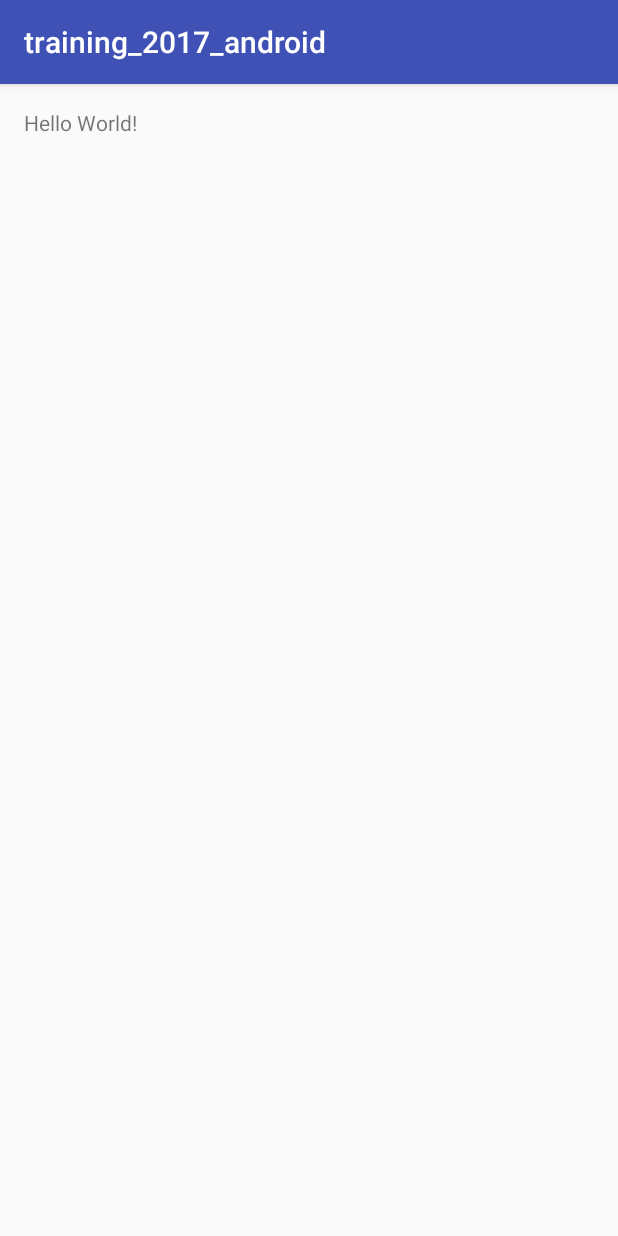
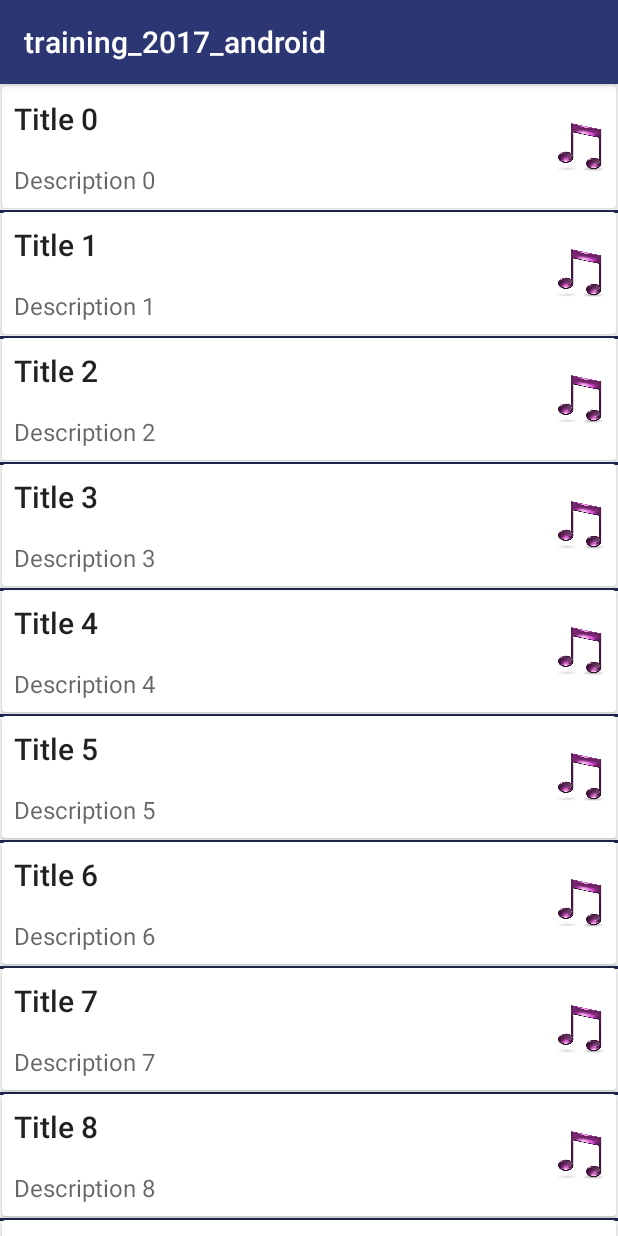
Before and after one commit to MaksimKirko/training_2017_android, an Android app: the screen it shows after launch (MainActivity), on a phone screen of 412 x 824 dp. Run offline under Robolectric (Android 15) with nearby library versions, the phone set to English and light mode, and no system bars.

Commit message:
sprint 2 started; added recycler view with adapter, itemDecoration(music list example)

```diff
--- a/app/build.gradle
+++ b/app/build.gradle
@@ -26,4 +26,6 @@ dependencies {
     })
     compile 'com.android.support:appcompat-v7:25.0.1'
     testCompile 'junit:junit:4.12'
+    compile 'com.android.support:recyclerview-v7:25.0.1'
+    compile 'com.android.support:cardview-v7:25.0.1'
 }
--- /dev/null
+++ b/app/src/main/java/com/github/maximkirko/training_2017_android/DividerItemDecoration.java
@@ -0,0 +1,47 @@
+package com.github.maximkirko.training_2017_android;
+
+import android.content.Context;
+import android.content.res.TypedArray;
+import android.graphics.Canvas;
+import android.graphics.drawable.Drawable;
+import android.support.v4.content.ContextCompat;
+import android.support.v7.widget.RecyclerView;
+import android.view.View;
+
+public class DividerItemDecoration extends RecyclerView.ItemDecoration {
+
+    private static final int[] ATTRS = new int[]{android.R.attr.listDivider};
+
+    private Drawable divider;
+
+    public DividerItemDecoration(Context context) {
+        final TypedArray styledAttributes = context.obtainStyledAttributes(ATTRS);
+        divider = styledAttributes.getDrawable(0);
+        styledAttributes.recycle();
+    }
+
+    public DividerItemDecoration(Context context, int resId) {
+        divider = ContextCompat.getDrawable(context, resId);
+    }
+
+    @Override
+    public void onDraw(Canvas c, RecyclerView parent, RecyclerView.State state) {
+
+        int left = parent.getPaddingLeft();
+        int right = parent.getWidth() - parent.getPaddingRight();
+
+        int childCount = parent.getChildCount();
+        for (int i = 0; i < childCount; i++) {
+            View child = parent.getChildAt(i);
+
+            RecyclerView.LayoutParams params = (RecyclerView.LayoutParams) child.getLayoutParams();
+
+            int top = child.getBottom() + params.bottomMargin;
+            int bottom = top + divider.getIntrinsicHeight();
+
+            divider.setBounds(left, top, right, bottom);
+            divider.draw(c);
+        }
+    }
+
+}
--- a/app/src/main/java/com/github/maximkirko/training_2017_android/MainActivity.java
+++ b/app/src/main/java/com/github/maximkirko/training_2017_android/MainActivity.java
@@ -1,13 +1,62 @@
 package com.github.maximkirko.training_2017_android;
 
+import android.content.Intent;
+import android.os.Bundle;
 import android.support.v7.app.AppCompatActivity;
-import android.os.Bundle;
+import android.support.v7.widget.LinearLayoutManager;
+import android.support.v7.widget.RecyclerView;
+import android.view.View;
+
+import java.util.List;
 
 public class MainActivity extends AppCompatActivity {
+
+    private RecyclerView musicRecyclerView;
+    private RecyclerView.Adapter recyclerViewAdapter;
+    private RecyclerView.LayoutManager layoutManager;
+    private RecyclerView.ItemDecoration itemDecoration;
+
+    private List<Song> music;
+
+    public View.OnClickListener onMusicRecyclerViewClickListener = new View.OnClickListener() {
+        @Override
+        public void onClick(View view) {
+            int itemPosition = musicRecyclerView.getChildLayoutPosition(view);
+            Song song = music.get(itemPosition);
+            Intent intent = new Intent(MainActivity.this, SongActivity.class);
+            //setIntentExtras(intent);
+            startActivity(intent);
+        }
+    };
 
     @Override
     protected void onCreate(Bundle savedInstanceState) {
         super.onCreate(savedInstanceState);
         setContentView(R.layout.activity_main);
+
+        initAdapter();
+        initItemDecoration();
+        initRecyclerView();
     }
+
+    private void initAdapter() {
+        music = Song.getSongsList();
+        recyclerViewAdapter = new MusicRecyclerViewAdapter(music, onMusicRecyclerViewClickListener);
+    }
+
+    private void initItemDecoration() {
+        itemDecoration = new DividerItemDecoration(this, R.drawable.divider);
+    }
+
+    private void initRecyclerView() {
+
+        layoutManager = new LinearLayoutManager(this);
+
+        musicRecyclerView = (RecyclerView) findViewById(R.id.music_recycler_view);
+        musicRecyclerView.setLayoutManager(layoutManager);
+        musicRecyclerView.setHasFixedSize(true);
+        musicRecyclerView.addItemDecoration(itemDecoration);
+        musicRecyclerView.setAdapter(recyclerViewAdapter);
+    }
+
 }
--- /dev/null
+++ b/app/src/main/java/com/github/maximkirko/training_2017_android/MusicRecyclerViewAdapter.java
@@ -0,0 +1,69 @@
+package com.github.maximkirko.training_2017_android;
+
+import android.support.v7.widget.RecyclerView;
+import android.view.LayoutInflater;
+import android.view.View;
+import android.view.ViewGroup;
+import android.widget.ImageView;
+import android.widget.TextView;
+
+import java.util.List;
+
+/**
+ * Created by MadMax on 25.12.2016.
+ */
+
+public class MusicRecyclerViewAdapter extends RecyclerView.Adapter<MusicRecyclerViewAdapter.SongViewHolder> {
+
+    private List<Song> music;
+    private RecyclerView recyclerView;
+    private View.OnClickListener onClickListener;
+
+    public static class SongViewHolder extends RecyclerView.ViewHolder {
+
+        public TextView title;
+        public TextView description;
+        public ImageView imageView;
+
+        public SongViewHolder(View itemView) {
+            super(itemView);
+            title = (TextView) itemView.findViewById(R.id.item_title);
+            description = (TextView) itemView.findViewById(R.id.item_desription);
+            imageView = (ImageView) itemView.findViewById(R.id.item_image);
+        }
+    }
+
+    public MusicRecyclerViewAdapter(List<Song> music, View.OnClickListener onClickListener) {
+        this.music = music;
+        this.onClickListener = onClickListener;
+    }
+
+    @Override
+    public SongViewHolder onCreateViewHolder(ViewGroup viewGroup, int viewType) {
+
+        View v = LayoutInflater.from(viewGroup.getContext())
+                .inflate(R.layout.music_recycler_view_item, viewGroup, false);
+        v.setOnClickListener(onClickListener);
+        SongViewHolder svh = new SongViewHolder(v);
+
+        return svh;
+    }
+
+    @Override
+    public void onBindViewHolder(SongViewHolder songViewHolder, int position) {
+        songViewHolder.title.setText(music.get(position).getTitle());
+        songViewHolder.description.setText(music.get(position).getDescription());
+        songViewHolder.imageView.setImageResource(music.get(position).getImageId());
+    }
+
+    //TODO google it!
+    @Override
+    public void onAttachedToRecyclerView(RecyclerView recyclerView) {
+        super.onAttachedToRecyclerView(recyclerView);
+    }
+
+    @Override
+    public int getItemCount() {
+        return music.size();
+    }
+}
--- /dev/null
+++ b/app/src/main/java/com/github/maximkirko/training_2017_android/Song.java
@@ -0,0 +1,64 @@
+package com.github.maximkirko.training_2017_android;
+
+import java.util.ArrayList;
+import java.util.List;
+
+/**
+ * Created by MadMax on 25.12.2016.
+ */
+
+public class Song {
+
+    private String title;
+    private String description;
+    private int imageId;
+
+    public String getTitle() {
+        return title;
+    }
+
+    public void setTitle(String title) {
+        this.title = title;
+    }
+
+    public String getDescription() {
+        return description;
+    }
+
+    public void setDescription(String description) {
+        this.description = description;
+    }
+
+    public int getImageId() {
+        return imageId;
+    }
+
+    public void setImageId(int imageId) {
+        this.imageId = imageId;
+    }
+
+    @Override
+    public String toString() {
+        return "Song{" +
+                "title='" + title + '\'' +
+                ", description='" + description + '\'' +
+                ", imageId=" + imageId +
+                '}';
+    }
+
+    public static List<Song> getSongsList() {
+
+        List<Song> songs = new ArrayList<>();
+
+        for (int i = 0; i < 30; i++) {
+            Song song = new Song();
+            song.setTitle("Title " + i);
+            song.setDescription("Description " + i);
+            song.setImageId(R.drawable.rv_item_image_default);
+            songs.add(song);
+        }
+
+        return songs;
+    }
+
+}
--- /dev/null
+++ b/app/src/main/java/com/github/maximkirko/training_2017_android/SongActivity.java
@@ -0,0 +1,18 @@
+package com.github.maximkirko.training_2017_android;
+
+import android.os.Bundle;
+import android.support.v7.app.AppCompatActivity;
+
+/**
+ * Created by MadMax on 25.12.2016.
+ */
+
+public class SongActivity extends AppCompatActivity {
+
+    @Override
+    protected void onCreate(Bundle savedInstanceState) {
+        super.onCreate(savedInstanceState);
+        setContentView(R.layout.song_activity);
+
+    }
+}
--- a/app/src/main/res/layout/activity_main.xml
+++ b/app/src/main/res/layout/activity_main.xml
@@ -1,17 +1,16 @@
 <?xml version="1.0" encoding="utf-8"?>
-<RelativeLayout xmlns:android="http://schemas.android.com/apk/res/android"
+<LinearLayout xmlns:android="http://schemas.android.com/apk/res/android"
     xmlns:tools="http://schemas.android.com/tools"
     android:id="@+id/activity_main"
     android:layout_width="match_parent"
     android:layout_height="match_parent"
-    android:paddingBottom="@dimen/activity_vertical_margin"
-    android:paddingLeft="@dimen/activity_horizontal_margin"
-    android:paddingRight="@dimen/activity_horizontal_margin"
-    android:paddingTop="@dimen/activity_vertical_margin"
+    android:orientation="vertical"
     tools:context="com.github.maximkirko.training_2017_android.MainActivity">
 
-    <TextView
-        android:layout_width="wrap_content"
-        android:layout_height="wrap_content"
-        android:text="Hello World!" />
-</RelativeLayout>
+    <android.support.v7.widget.RecyclerView
+        android:id="@+id/music_recycler_view"
+        android:layout_width="match_parent"
+        android:layout_height="match_parent"
+        android:scrollbars="vertical" />
+
+</LinearLayout>
--- /dev/null
+++ b/app/src/main/res/layout/music_recycler_view_item.xml
@@ -0,0 +1,44 @@
+<?xml version="1.0" encoding="utf-8"?>
+
+<android.support.v7.widget.CardView xmlns:android="http://schemas.android.com/apk/res/android"
+    style="@style/CardView.Light"
+    android:id="@+id/card_song"
+    android:layout_width="match_parent"
+    android:layout_height="wrap_content"
+    android:layout_margin="@dimen/music_recycler_view_item_card_layout_margin">
+
+    <RelativeLayout xmlns:android="http://schemas.android.com/apk/res/android"
+        android:layout_width="match_parent"
+        android:layout_height="wrap_content">
+
+        <TextView
+            style="@style/TextAppearance.AppCompat.Title"
+            android:id="@+id/item_title"
+            android:layout_width="wrap_content"
+            android:layout_height="wrap_content"
+            android:layout_alignParentLeft="true"
+            android:layout_margin="@dimen/music_recycler_view_item_title_margin"
+            android:text="Title" />
+
+        <TextView
+            style="@style/Base.TextAppearance.AppCompat.Widget.ActionMode.Subtitle"
+            android:id="@+id/item_desription"
+            android:layout_width="wrap_content"
+            android:layout_height="wrap_content"
+            android:layout_alignParentLeft="true"
+            android:layout_below="@+id/item_title"
+            android:layout_margin="@dimen/music_recycler_view_item_desctiption_margin"
+            android:text="Description" />
+
+        <ImageView
+            android:id="@+id/item_image"
+            android:layout_width="@dimen/music_recycler_view_item_image_width"
+            android:layout_height="@dimen/music_recycler_view_item_image_height"
+            android:layout_alignParentRight="true"
+            android:layout_centerVertical="true"
+            android:layout_margin="@dimen/music_recycler_view_item_image_margin"
+            android:src="@drawable/rv_item_image_default" />
+
+    </RelativeLayout>
+
+</android.support.v7.widget.CardView>
--- /dev/null
+++ b/app/src/main/res/layout/song_activity.xml
@@ -0,0 +1,32 @@
+<?xml version="1.0" encoding="utf-8"?>
+<LinearLayout xmlns:android="http://schemas.android.com/apk/res/android"
+    android:layout_width="match_parent"
+    android:layout_height="match_parent"
+    android:orientation="vertical"
+    android:paddingTop="@dimen/song_activity_padding_top">
+
+    <TextView
+        android:id="@+id/song_activity_title"
+        style="@style/TextAppearance.AppCompat.Title"
+        android:layout_width="match_parent"
+        android:layout_height="wrap_content"
+        android:layout_margin="@dimen/music_recycler_view_item_title_margin"
+        android:text="Title" />
+
+    <TextView
+        android:id="@+id/song_activity_description"
+        style="@style/Base.TextAppearance.AppCompat.Widget.ActionMode.Subtitle"
+        android:layout_width="match_parent"
+        android:layout_height="wrap_content"
+        android:layout_margin="@dimen/music_recycler_view_item_desctiption_margin"
+        android:text="Description" />
+
+    <ImageView
+        android:id="@+id/item_image"
+        android:layout_width="@dimen/song_activity_image_height"
+        android:layout_height="@dimen/song_activity_image_width"
+        android:layout_margin="@dimen/music_recycler_view_item_image_margin"
+        android:layout_gravity="center_horizontal"
+        android:src="@drawable/rv_item_image_default" />
+
+</LinearLayout>
--- a/app/src/main/res/values/colors.xml
+++ b/app/src/main/res/values/colors.xml
@@ -1,6 +1,6 @@
 <?xml version="1.0" encoding="utf-8"?>
 <resources>
-    <color name="colorPrimary">#3F51B5</color>
-    <color name="colorPrimaryDark">#303F9F</color>
-    <color name="colorAccent">#FF4081</color>
+    <color name="colorPrimary">#2b3673</color>
+    <color name="colorPrimaryDark">#202753</color>
+    <color name="colorAccent">#46bce7</color>
 </resources>
--- a/app/src/main/res/values/dimens.xml
+++ b/app/src/main/res/values/dimens.xml
@@ -1,5 +1,16 @@
 <resources>
-    <!-- Default screen margins, per the Android Design guidelines. -->
-    <dimen name="activity_horizontal_margin">16dp</dimen>
-    <dimen name="activity_vertical_margin">16dp</dimen>
+
+    <dimen name="music_recycler_view_item_card_layout_margin">1dp</dimen>
+
+    <dimen name="music_recycler_view_item_title_margin">8dp</dimen>
+    <dimen name="music_recycler_view_item_desctiption_margin">8dp</dimen>
+    <dimen name="music_recycler_view_item_image_margin">8dp</dimen>
+
+    <dimen name="music_recycler_view_item_image_width">32dp</dimen>
+    <dimen name="music_recycler_view_item_image_height">32dp</dimen>
+
+    <dimen name="song_activity_padding_top">36dp</dimen>
+    <dimen name="song_activity_image_width">64dp</dimen>
+    <dimen name="song_activity_image_height">64dp</dimen>
+
 </resources>
```
Also changed, not shown: app/src/main/AndroidManifest.xml (+8 -0 lines), app/src/main/res/drawable-hdpi/rv_item_image_default.png (added), app/src/main/res/drawable-mdpi/rv_item_image_default.png (added), app/src/main/res/drawable-xhdpi/rv_item_image_default.png (added), app/src/main/res/drawable-xxhdpi/rv_item_image_default.png (added), app/src/main/res/drawable-xxxhdpi/rv_item_image_default.png (added), app/src/main/res/drawable/divider.png (added), app/src/main/res/drawable/rv_item_image_default.png (added).
